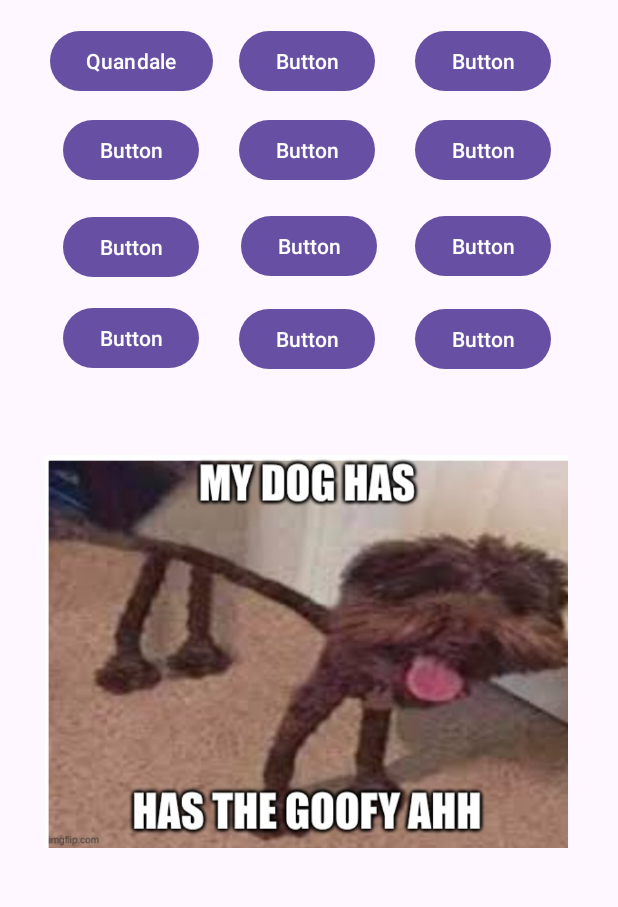
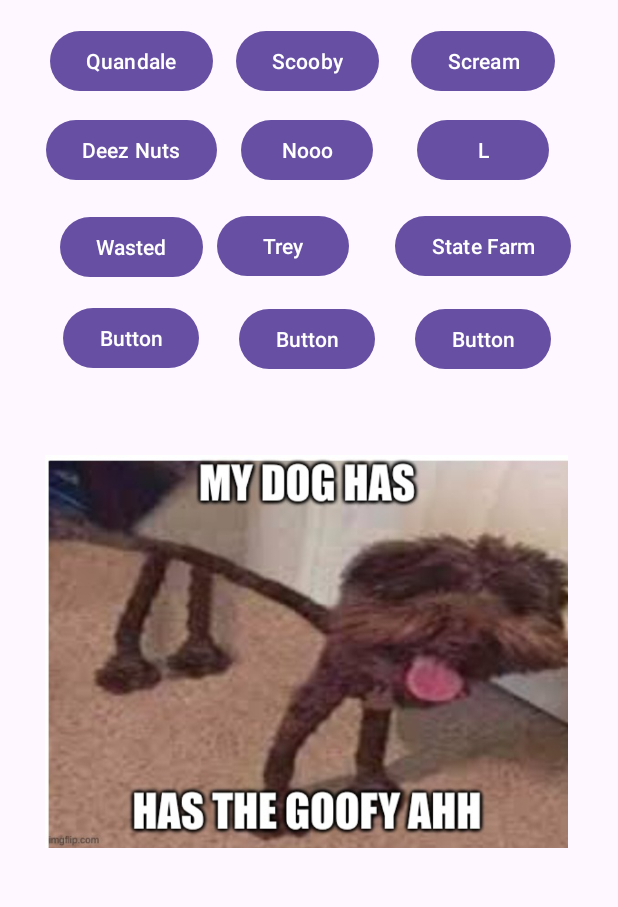
Before and after one commit to MarfromLA/Marsound, an Android app: the screen it shows after launch (MainActivity), on a phone screen of 412 x 824 dp, the part 138-1045 px from its top. Run offline under Robolectric (Android 15) with nearby library versions, the phone set to English and light mode, and no system bars.

Commit message:
your dumb

```diff
--- a/app/src/main/res/layout/activity_main.xml
+++ b/app/src/main/res/layout/activity_main.xml
@@ -30,6 +30,9 @@
         app:layout_constraintStart_toStartOf="@+id/guideline2"
         app:layout_constraintTop_toTopOf="@+id/guideline12" />
 
+
+
+
     <androidx.constraintlayout.widget.Guideline
         android:id="@+id/guideline2"
         android:layout_width="wrap_content"
@@ -59,70 +62,70 @@
         app:layout_constraintGuide_begin="706dp" />
 
     <Button
-        android:id="@+id/button2"
+        android:id="@+id/scooby"
         android:layout_width="wrap_content"
         android:layout_height="wrap_content"
-        android:text="Button"
+        android:text="Scooby"
         app:layout_constraintBottom_toTopOf="@+id/guideline8"
         app:layout_constraintEnd_toStartOf="@+id/guideline7"
         app:layout_constraintStart_toStartOf="@+id/guideline6"
         app:layout_constraintTop_toTopOf="@+id/guideline12" />
 
     <Button
-        android:id="@+id/button3"
+        android:id="@+id/scream"
         android:layout_width="wrap_content"
         android:layout_height="wrap_content"
-        android:text="Button"
+        android:text="Scream"
         app:layout_constraintBottom_toTopOf="@+id/guideline8"
         app:layout_constraintEnd_toStartOf="@+id/guideline3"
         app:layout_constraintStart_toStartOf="@+id/guideline7"
         app:layout_constraintTop_toTopOf="@+id/guideline12" />
 
     <Button
-        android:id="@+id/button4"
+        android:id="@+id/deeznuts"
         android:layout_width="wrap_content"
         android:layout_height="wrap_content"
-        android:text="Button"
+        android:text="Deez Nuts"
         app:layout_constraintBottom_toTopOf="@+id/guideline9"
         app:layout_constraintEnd_toStartOf="@+id/guideline6"
         app:layout_constraintStart_toStartOf="@+id/guideline2"
         app:layout_constraintTop_toTopOf="@+id/guideline8" />
 
     <Button
-        android:id="@+id/button5"
+        android:id="@+id/nooo"
         android:layout_width="wrap_content"
         android:layout_height="wrap_content"
-        android:text="Button"
+        android:text="Nooo"
         app:layout_constraintBottom_toTopOf="@+id/guideline9"
         app:layout_constraintEnd_toStartOf="@+id/guideline7"
         app:layout_constraintStart_toStartOf="@+id/guideline6"
         app:layout_constraintTop_toTopOf="@+id/guideline8" />
 
     <Button
-        android:id="@+id/button6"
+        android:id="@+id/l"
         android:layout_width="wrap_content"
         android:layout_height="wrap_content"
-        android:text="Button"
+        android:text="L"
         app:layout_constraintBottom_toTopOf="@+id/guideline9"
         app:layout_constraintEnd_toStartOf="@+id/guideline3"
         app:layout_constraintStart_toStartOf="@+id/guideline7"
         app:layout_constraintTop_toTopOf="@+id/guideline8" />
 
     <Button
-        android:id="@+id/button7"
+        android:id="@+id/wasted"
         android:layout_width="wrap_content"
         android:layout_height="wrap_content"
-        android:text="Button"
+        android:text="Wasted"
         app:layout_constraintBottom_toTopOf="@+id/guideline10"
         app:layout_constraintEnd_toStartOf="@+id/guideline6"
         app:layout_constraintStart_toStartOf="@+id/guideline2"
         app:layout_constraintTop_toTopOf="@+id/guideline9" />
 
     <Button
-        android:id="@+id/button8"
+        android:id="@+id/trey"
         android:layout_width="wrap_content"
         android:layout_height="wrap_content"
-        android:text="Button"
+        android:text="Trey"
         app:layout_constraintBottom_toTopOf="@+id/guideline10"
         app:layout_constraintEnd_toStartOf="@+id/button9"
         app:layout_constraintHorizontal_bias="0.39"
@@ -131,11 +134,11 @@
         app:layout_constraintVertical_bias="0.47" />
 
     <Button
-        android:id="@+id/button9"
+        android:id="@+id/statefarm"
         android:layout_width="wrap_content"
         android:layout_height="wrap_content"
         android:layout_marginTop="8dp"
-        android:text="Button"
+        android:text="State Farm"
         app:layout_constraintBottom_toTopOf="@+id/guideline10"
         app:layout_constraintEnd_toStartOf="@+id/guideline3"
         app:layout_constraintHorizontal_bias="0.521"
```
